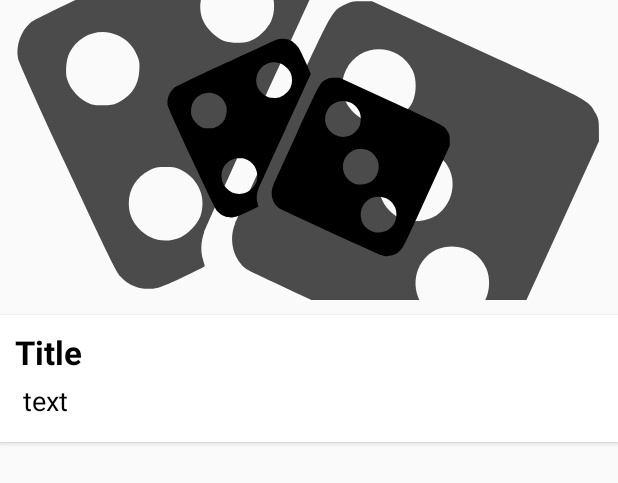
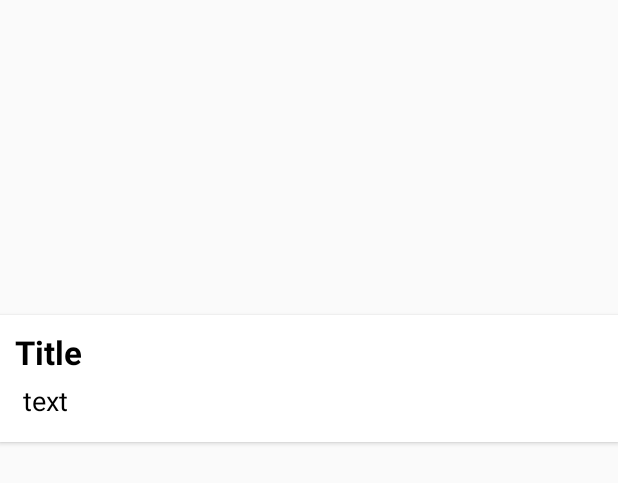
Before and after one commit to mrkyle7/SwrlList, an Android app: the layout view_page_details.xml on its own in the app's theme, with its tools: preview values and no code run, on a phone screen of 412 x 824 dp. Shown: the top 483 px of the screen. Run offline under Robolectric (Android 15) with nearby library versions, the phone set to English and light mode, and no system bars.

Commit message:
Version 23 Improve image loading and remove the annoying spinners

```diff
--- a/app/build.gradle
+++ b/app/build.gradle
@@ -25,8 +25,8 @@ android {
         applicationId "co.swrl.list"
         minSdkVersion 22
         targetSdkVersion 25
-        versionCode 74
-        versionName "22"
+        versionCode 75
+        versionName "23"
         testInstrumentationRunner "android.support.test.runner.AndroidJUnitRunner"
     }
     buildTypes {
--- a/app/src/main/java/co/swrl/list/ui/list/common/SwrlRow.java
+++ b/app/src/main/java/co/swrl/list/ui/list/common/SwrlRow.java
@@ -73,11 +73,9 @@ public class SwrlRow extends RecyclerView.ViewHolder {
 //            picasso.setIndicatorsEnabled(true);
             picasso.setLoggingEnabled(false);
             picasso.load(swrl.getAuthorAvatarURL())
-                    .placeholder(R.drawable.progress_spinner)
                     .error(R.drawable.ic_person_black_24dp)
                     .resize(150, 150)
                     .centerInside()
-                    .noFade()
                     .into(profileImage, new Callback() {
                         @Override
                         public void onSuccess() {
@@ -180,11 +178,10 @@ public class SwrlRow extends RecyclerView.ViewHolder {
 //            picasso.setIndicatorsEnabled(true);
 //            picasso.setLoggingEnabled(true);
             picasso.load(details.getPosterURL())
-                    .placeholder(R.drawable.progress_spinner)
+                    .placeholder(iconResource)
                     .error(iconResource)
                     .resize(600, 600)
                     .centerInside()
-                    .noFade()
                     .into(thumbnail, new Callback() {
                         @Override
                         public void onSuccess() {
--- a/app/src/main/res/layout/view_page_details.xml
+++ b/app/src/main/res/layout/view_page_details.xml
@@ -27,19 +27,17 @@
                     android:adjustViewBounds="true"
                     android:alpha="0.7"
                     android:cropToPadding="true"
-                    android:scaleType="centerCrop"
-                    android:src="@drawable/ic_boardgame_icon" />
+                    android:scaleType="centerCrop" />
 
                 <ImageView
                     android:contentDescription="@string/itemImage"
                     android:id="@+id/imageView"
-                    android:layout_width="wrap_content"
-                    android:layout_height="match_parent"
+                    android:layout_width="150dp"
+                    android:layout_height="150dp"
                     android:layout_centerInParent="true"
                     android:adjustViewBounds="true"
                     android:backgroundTint="@null"
-                    android:maxHeight="@dimen/viewImageHeight"
-                    android:src="@drawable/ic_boardgame_icon" />
+                    android:maxHeight="@dimen/viewImageHeight" />
 
             </RelativeLayout>
 
--- a/app/src/main/res/values/strings.xml
+++ b/app/src/main/res/values/strings.xml
@@ -5,6 +5,8 @@
     <string name="pkey_version_number">version_number</string>
     <string name="whatsNewLatest">
         <![CDATA[
+        <h4>Version 23 (28 January 2018)</h4>
+        \u2022 Improve image loading and remove the annoying spinners
         <h4>Version 22 (27 January 2018)</h4>
         \u2022 Add ability to respond to Swrls!
         <h4>Version 21 (24 January 2018)</h4>
```
Also changed, not shown: app/src/main/java/co/swrl/list/ui/activity/ViewPageDetails.java (+31 -22 lines), 1 other file.
